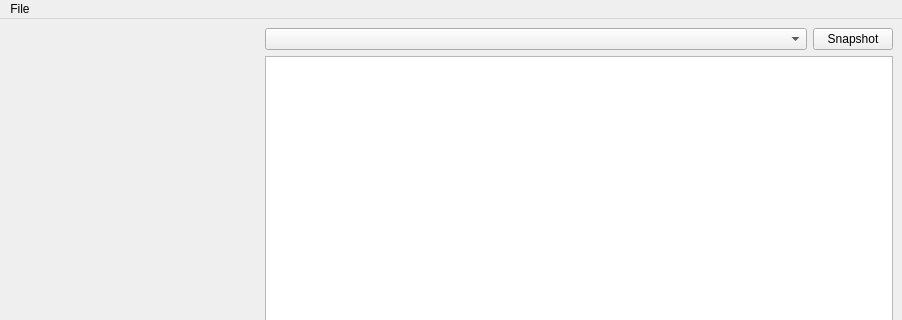
Old version of the form res/window.ui in the repository Jerakin/Moxsafe; both pictures show x 0 to 902 and y 0 to 320 of the 902 by 763 pixel window.
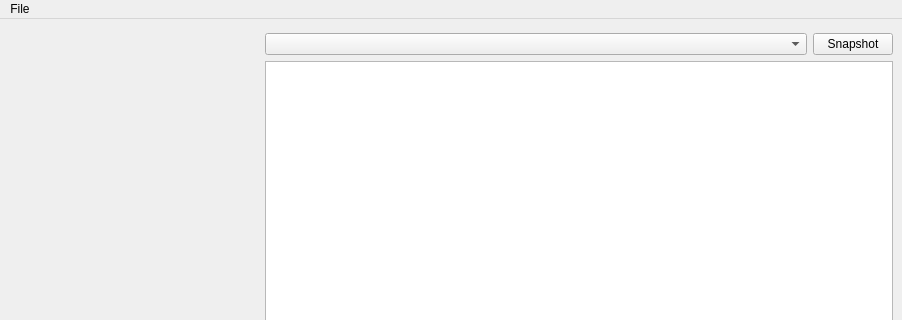
New version of the form.

The edit to the form file:
```diff
--- a/res/window.ui
+++ b/res/window.ui
@@ -16,7 +16,26 @@
   <widget class="QWidget" name="centralwidget">
    <layout class="QVBoxLayout" name="verticalLayout">
     <item>
-     <layout class="QFormLayout" name="formLayout">
+     <layout class="QGridLayout" name="gridLayout">
+      <property name="topMargin">
+       <number>5</number>
+      </property>
+      <item row="0" column="0" rowspan="3">
+       <widget class="QLabel" name="card_image">
+        <property name="minimumSize">
+         <size>
+          <width>250</width>
+          <height>0</height>
+         </size>
+        </property>
+        <property name="text">
+         <string/>
+        </property>
+        <property name="alignment">
+         <set>Qt::AlignLeading|Qt::AlignLeft|Qt::AlignTop</set>
+        </property>
+       </widget>
+      </item>
       <item row="0" column="1">
        <layout class="QHBoxLayout" name="horizontalLayout" stretch="1,0">
         <item>
@@ -31,20 +50,20 @@
         </item>
        </layout>
       </item>
-      <item row="0" column="0">
-       <widget class="QLabel" name="card_image">
-        <property name="minimumSize">
+      <item row="3" column="0">
+       <spacer name="verticalSpacer">
+        <property name="orientation">
+         <enum>Qt::Vertical</enum>
+        </property>
+        <property name="sizeHint" stdset="0">
          <size>
-          <width>250</width>
-          <height>0</height>
+          <width>20</width>
+          <height>40</height>
          </size>
         </property>
-        <property name="text">
-         <string> </string>
-        </property>
-       </widget>
+       </spacer>
       </item>
-      <item row="3" column="1">
+      <item row="1" column="1" rowspan="3">
        <widget class="QListView" name="list_template"/>
       </item>
      </layout>
```
Left out of the diff: 2 changed lines with no effect on the pictures.
